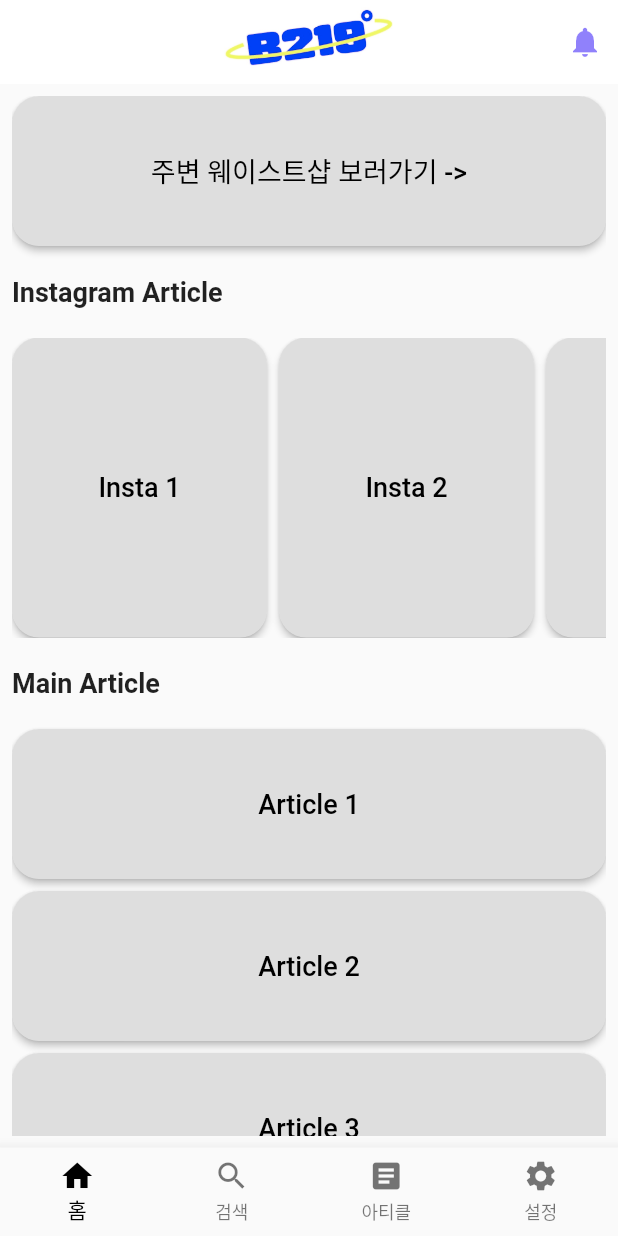
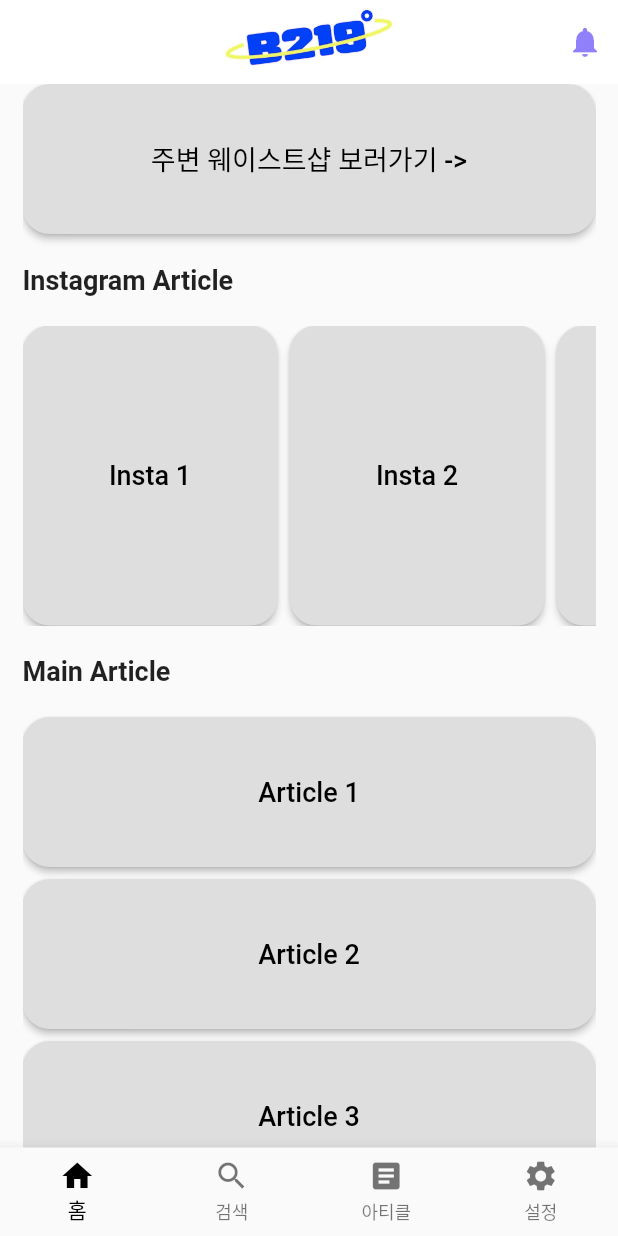
Before and after one commit to hwarak/beginners219-app, a Flutter app: the screen it shows after launch, on a phone screen of 412 x 824 dp. Run offline on Flutter 3.47's test engine with Material 2 defaults, Android fonts, the phone set to English and light mode, and no system bars; our stand-ins replace dio, flutter_dotenv, geolocator, google_maps_flutter, settings_ui.

Commit message:
edit padding

```diff
--- a/lib/screens/home_screen.dart
+++ b/lib/screens/home_screen.dart
@@ -16,7 +16,7 @@ class _HomeScreenState extends State<HomeScreen> {
   @override
   Widget build(BuildContext context) {
     return Padding(
-      padding: const EdgeInsets.all(8.0),
+      padding: const EdgeInsets.symmetric(horizontal: 15.0),
       child: ListView(
         children: [
           HomeShopCard(),
```
